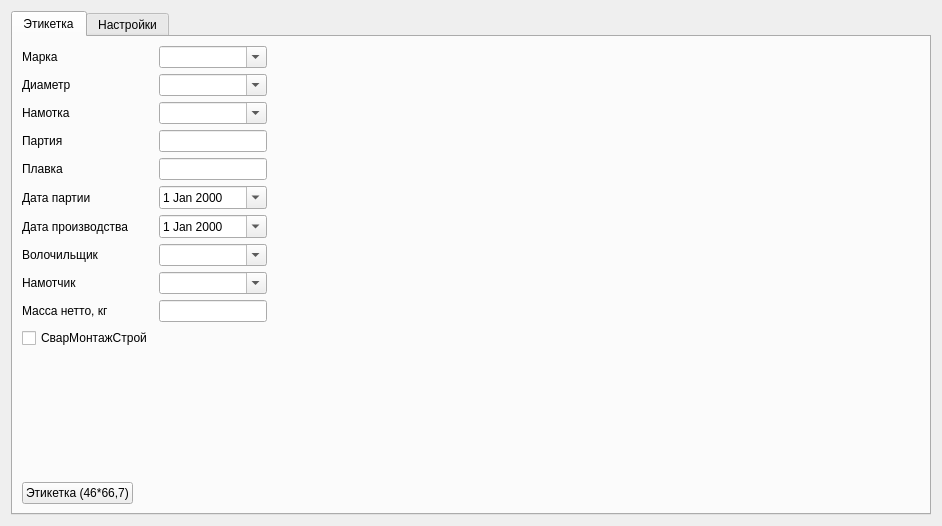
Before: the Qt Designer form formlbl.ui in Sergeyego/wire_pr, drawn with Qt 5.
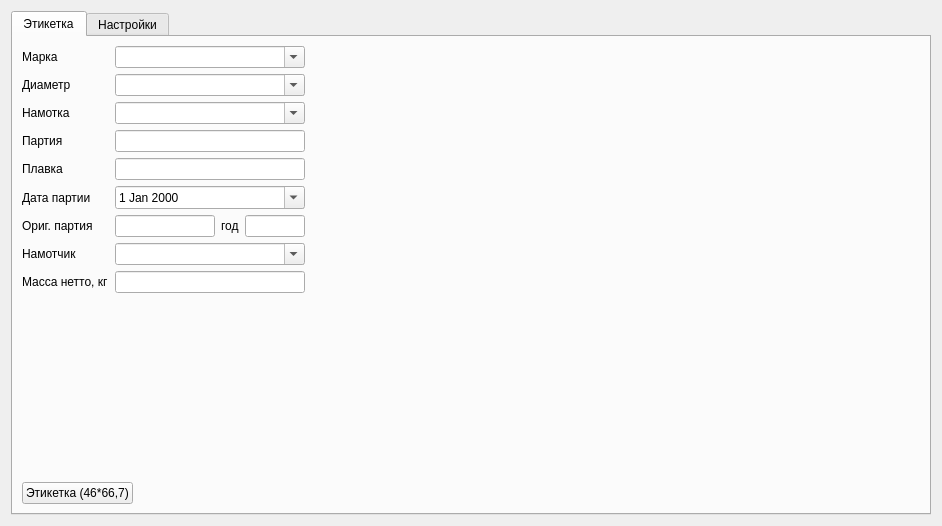
After: the same form once the commit is applied. Custom widgets are drawn as their Qt base class.

The edit to the form file:
```diff
--- a/formlbl.ui
+++ b/formlbl.ui
@@ -30,12 +30,18 @@
           <layout class="QGridLayout" name="gridLayout">
            <item row="0" column="0">
             <widget class="QLabel" name="label">
+             <property name="sizePolicy">
+              <sizepolicy hsizetype="Maximum" vsizetype="Preferred">
+               <horstretch>0</horstretch>
+               <verstretch>0</verstretch>
+              </sizepolicy>
+             </property>
              <property name="text">
               <string>Марка</string>
              </property>
             </widget>
            </item>
-           <item row="0" column="1" colspan="2">
+           <item row="0" column="1" colspan="3">
             <widget class="QComboBox" name="comboBoxMar">
              <property name="editable">
               <bool>true</bool>
@@ -44,12 +50,18 @@
            </item>
            <item row="1" column="0">
             <widget class="QLabel" name="label_2">
+             <property name="sizePolicy">
+              <sizepolicy hsizetype="Maximum" vsizetype="Preferred">
+               <horstretch>0</horstretch>
+               <verstretch>0</verstretch>
+              </sizepolicy>
+             </property>
              <property name="text">
               <string>Диаметр</string>
              </property>
             </widget>
            </item>
-           <item row="1" column="1" colspan="2">
+           <item row="1" column="1" colspan="3">
             <widget class="QComboBox" name="comboBoxDiam">
              <property name="editable">
               <bool>true</bool>
@@ -63,10 +75,7 @@
              </property>
             </widget>
            </item>
-           <item row="3" column="1" colspan="2">
-            <widget class="QLineEdit" name="lineEditPart"/>
-           </item>
-           <item row="2" column="1" colspan="2">
+           <item row="2" column="1" colspan="3">
             <widget class="QComboBox" name="comboBoxPack">
              <property name="editable">
               <bool>true</bool>
@@ -80,6 +89,9 @@
              </property>
             </widget>
            </item>
+           <item row="3" column="1" colspan="3">
+            <widget class="QLineEdit" name="lineEditPart"/>
+           </item>
            <item row="4" column="0">
             <widget class="QLabel" name="label_5">
              <property name="text">
@@ -87,6 +99,9 @@
              </property>
             </widget>
            </item>
+           <item row="4" column="1" colspan="3">
+            <widget class="QLineEdit" name="lineEditPlav"/>
+           </item>
            <item row="5" column="0">
             <widget class="QLabel" name="label_6">
              <property name="text">
@@ -94,75 +109,83 @@
              </property>
             </widget>
            </item>
-           <item row="7" column="0">
+           <item row="5" column="1" colspan="3">
+            <widget class="DateEdit" name="dateEditPart">
+             <property name="calendarPopup">
+              <bool>true</bool>
+             </property>
+            </widget>
+           </item>
+           <item row="6" column="0">
+            <widget class="QLabel" name="label_7">
+             <property name="text">
+              <string>Ориг. партия</string>
+             </property>
+            </widget>
+           </item>
+           <item row="6" column="1">
+            <widget class="QLineEdit" name="lineEditOrigPart">
+             <property name="maximumSize">
+              <size>
+               <width>100</width>
+               <height>16777215</height>
+              </size>
+             </property>
+             <property name="inputMask">
+              <string>9999</string>
+             </property>
+            </widget>
+           </item>
+           <item row="6" column="2">
             <widget class="QLabel" name="label_8">
+             <property name="sizePolicy">
+              <sizepolicy hsizetype="Maximum" vsizetype="Preferred">
+               <horstretch>0</horstretch>
+               <verstretch>0</verstretch>
+              </sizepolicy>
+             </property>
              <property name="text">
-              <string>Волочильщик</string>
+              <string>год</string>
              </property>
             </widget>
            </item>
-           <item row="8" column="0">
+           <item row="6" column="3">
+            <widget class="QLineEdit" name="lineEditYear">
+             <property name="maximumSize">
+              <size>
+               <width>60</width>
+               <height>16777215</height>
+              </size>
+             </property>
+             <property name="inputMask">
+              <string>99</string>
+             </property>
+            </widget>
+           </item>
+           <item row="7" column="0">
             <widget class="QLabel" name="label_9">
              <property name="text">
               <string>Намотчик</string>
              </property>
             </widget>
            </item>
-           <item row="4" column="1" colspan="2">
-            <widget class="QLineEdit" name="lineEditPlav"/>
-           </item>
-           <item row="5" column="1" colspan="2">
-            <widget class="DateEdit" name="dateEditPart">
-             <property name="calendarPopup">
+           <item row="7" column="1" colspan="3">
+            <widget class="QComboBox" name="comboBoxNam">
+             <property name="editable">
               <bool>true</bool>
              </property>
             </widget>
            </item>
-           <item row="6" column="1" colspan="2">
-            <widget class="DateEdit" name="dateEditNam">
-             <property name="calendarPopup">
-              <bool>true</bool>
-             </property>
-            </widget>
-           </item>
-           <item row="9" column="0">
+           <item row="8" column="0">
             <widget class="QLabel" name="label_11">
              <property name="text">
               <string>Масса нетто, кг</string>
              </property>
             </widget>
            </item>
-           <item row="9" column="1" colspan="2">
+           <item row="8" column="1" colspan="3">
             <widget class="QLineEdit" name="lineEditMas"/>
            </item>
-           <item row="6" column="0">
-            <widget class="QLabel" name="label_7">
-             <property name="text">
-              <string>Дата производства</string>
-             </property>
-            </widget>
-           </item>
-           <item row="7" column="1" colspan="2">
-            <widget class="QComboBox" name="comboBoxVol">
-             <property name="editable">
-              <bool>true</bool>
-             </property>
-            </widget>
-           </item>
-           <item row="8" column="1" colspan="2">
-            <widget class="QComboBox" name="comboBoxNam">
-             <property name="editable">
-              <bool>true</bool>
-             </property>
-            </widget>
-           </item>
-           <item row="10" column="0">
-            <widget class="QCheckBox" name="checkBoxOpt">
-             <property name="text">
-              <string>СварМонтажСтрой</string>
-             </property>
-            </widget>
-           </item>
           </layout>
          </item>
          <item>
@@ -188,7 +211,7 @@
          <property name="sizeHint" stdset="0">
           <size>
            <width>20</width>
-           <height>40</height>
+           <height>156</height>
           </size>
          </property>
         </spacer>
```
Left out of the diff: 17 changed lines with no effect on the pictures.
